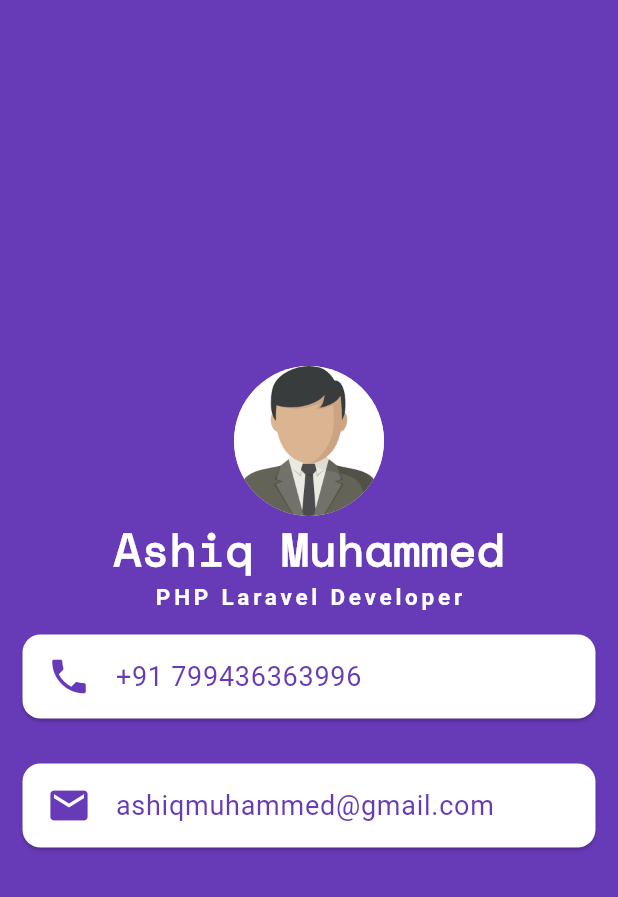
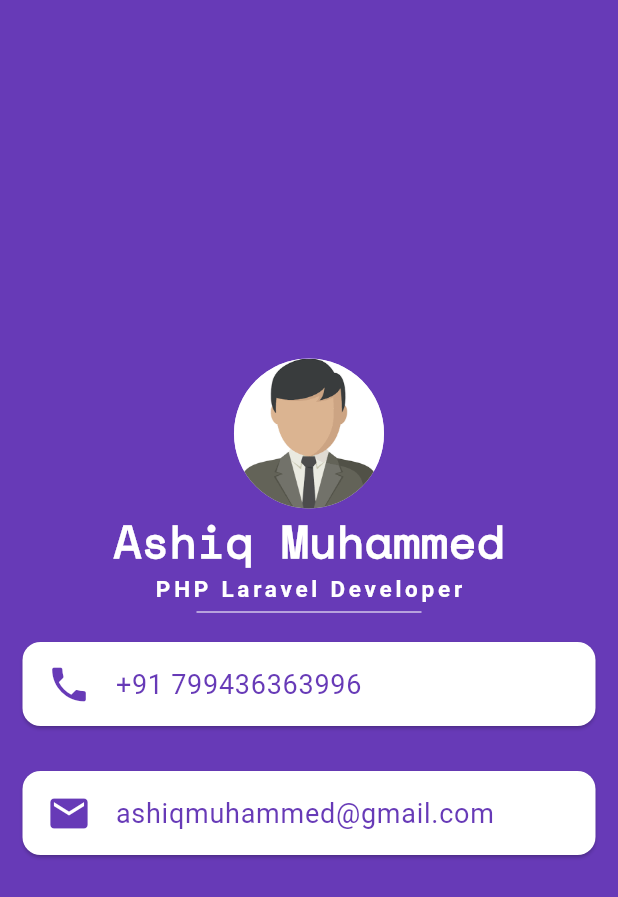
Before and after one commit to aqashyy/own-business-card, a Flutter app: the screen it shows after launch, on a phone screen of 412 x 824 dp. Shown: the top 897 px of the screen. Run offline on Flutter 3.47's test engine with Material 3 defaults, Android fonts, the light colour scheme and no system bars.

Commit message:
added divider below of Job title in the sized box

```diff
--- a/lib/main.dart
+++ b/lib/main.dart
@@ -36,6 +36,11 @@ class MyApp extends StatelessWidget {
                   fontWeight: FontWeight.bold,
                   letterSpacing: 2.5),
             ),
+            SizedBox(height: 10.0,
+            width: 150.0,
+            child: Divider(
+              color: Colors.deepPurple.shade100,
+            ),),
             Card(
               margin: EdgeInsets.all(15),
               color: Colors.white,
```
